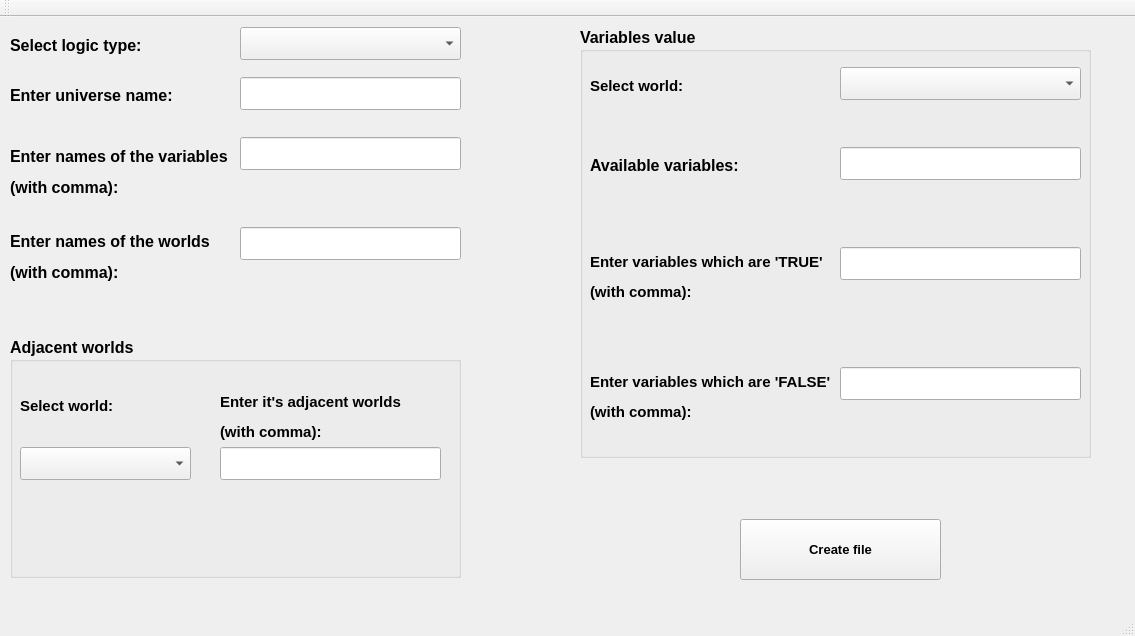
dinkoosmankovic/LogicToolbox, file gui/mainwindow.ui: the form before one commit.
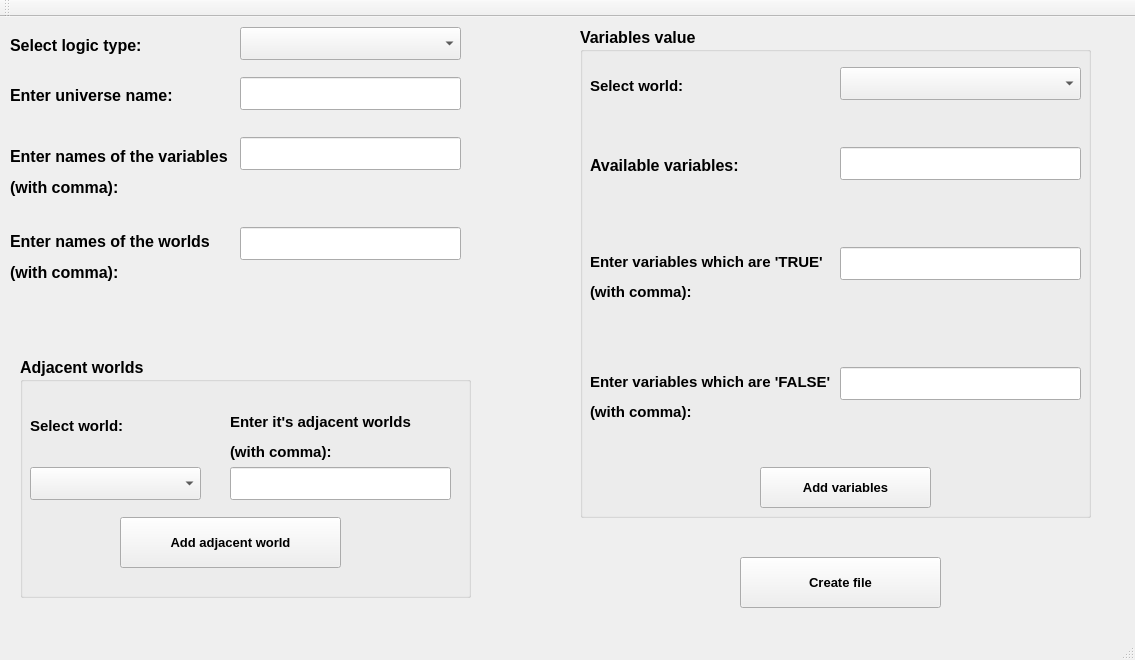
The form after the commit.

Commit message: Creating JSON document

What changed in the file:
```diff
--- a/gui/mainwindow.ui
+++ b/gui/mainwindow.ui
@@ -7,7 +7,7 @@
     <x>0</x>
     <y>0</y>
     <width>1135</width>
-    <height>636</height>
+    <height>660</height>
    </rect>
   </property>
   <property name="windowTitle">
@@ -131,8 +131,8 @@
    <widget class="QGroupBox" name="groupBox">
     <property name="geometry">
      <rect>
-      <x>10</x>
-      <y>320</y>
+      <x>20</x>
+      <y>340</y>
       <width>451</width>
       <height>241</height>
      </rect>
@@ -204,6 +204,24 @@
       </rect>
      </property>
     </widget>
+    <widget class="QPushButton" name="pushButton_2">
+     <property name="geometry">
+      <rect>
+       <x>100</x>
+       <y>160</y>
+       <width>221</width>
+       <height>51</height>
+      </rect>
+     </property>
+     <property name="font">
+      <font>
+       <pointsize>10</pointsize>
+      </font>
+     </property>
+     <property name="text">
+      <string>Add adjacent world</string>
+     </property>
+    </widget>
    </widget>
    <widget class="QLineEdit" name="lineEdit_4">
     <property name="geometry">
@@ -221,7 +239,7 @@
       <x>580</x>
       <y>10</y>
       <width>511</width>
-      <height>431</height>
+      <height>491</height>
      </rect>
     </property>
     <property name="font">
@@ -345,14 +363,32 @@
       <bool>true</bool>
      </property>
     </widget>
+    <widget class="QPushButton" name="pushButton_3">
+     <property name="geometry">
+      <rect>
+       <x>180</x>
+       <y>440</y>
+       <width>171</width>
+       <height>41</height>
+      </rect>
+     </property>
+     <property name="font">
+      <font>
+       <pointsize>10</pointsize>
+      </font>
+     </property>
+     <property name="text">
+      <string>Add variables</string>
+     </property>
+    </widget>
    </widget>
    <widget class="QPushButton" name="pushButton">
     <property name="geometry">
      <rect>
       <x>740</x>
-      <y>502</y>
+      <y>540</y>
       <width>201</width>
-      <height>61</height>
+      <height>51</height>
      </rect>
     </property>
     <property name="font">
```
The commit also changes 2 other files.
